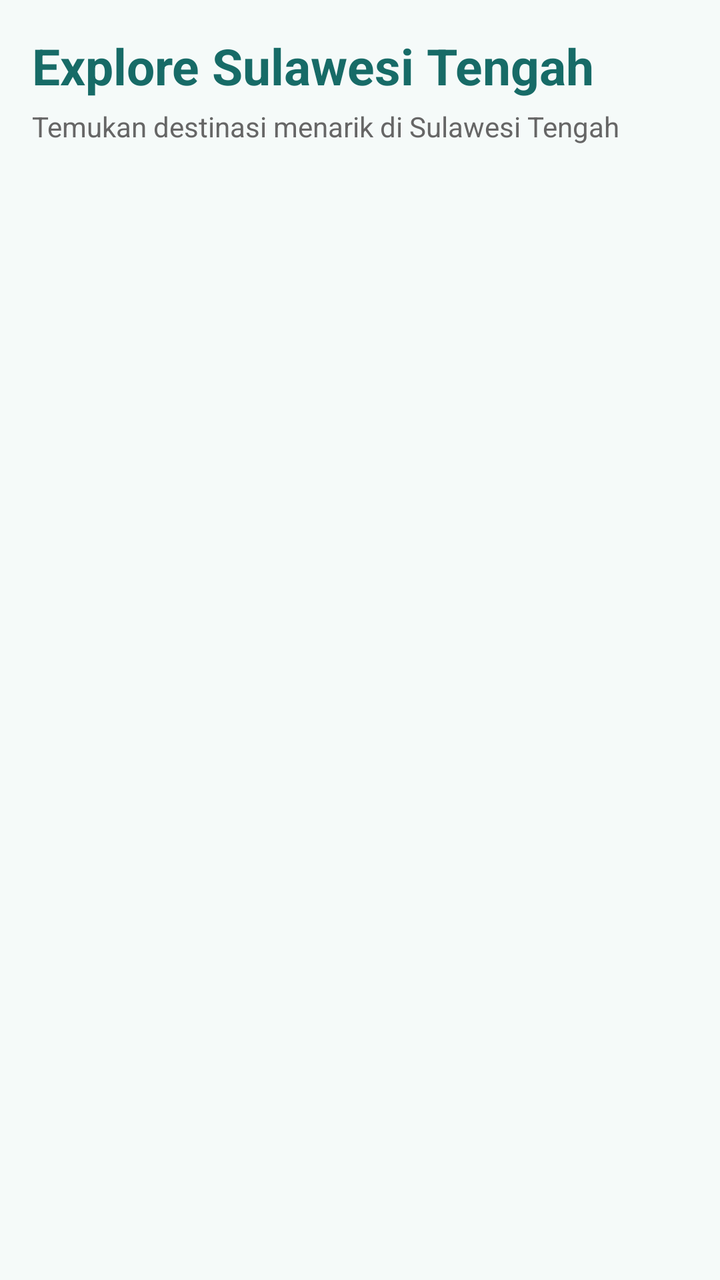
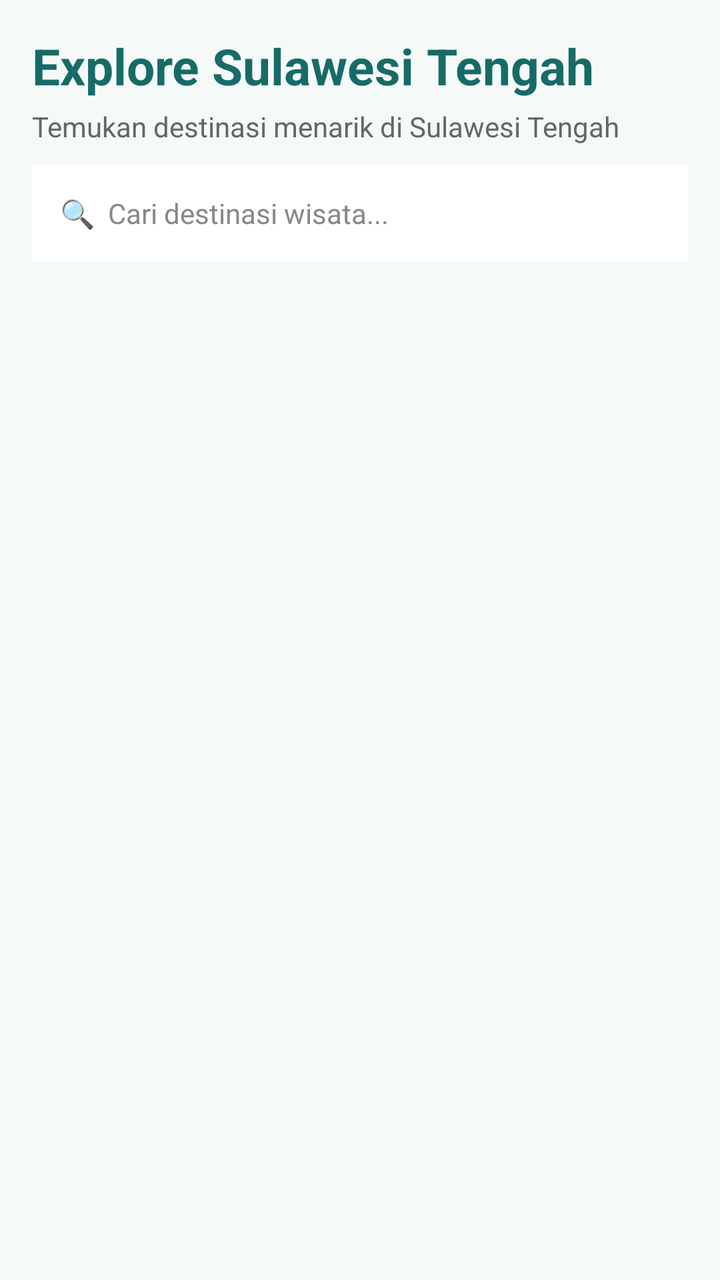

An Android layout rendered at two revisions. The XML below is the earlier revision; the diff shows what the commit changed to produce the second picture.
<!-- AndroidManifest.xml: application theme Theme.ExploreSulawesiTengah -->
<!-- res/layout/activity_main.xml -->
<?xml version="1.0" encoding="utf-8"?>
<LinearLayout xmlns:android="http://schemas.android.com/apk/res/android"
    android:layout_width="match_parent"
    android:layout_height="match_parent"
    android:orientation="vertical"
    android:background="#F5FAF9"
    android:padding="16dp">

    <TextView
        android:layout_width="match_parent"
        android:layout_height="wrap_content"
        android:text="Explore Sulawesi Tengah"
        android:textSize="25sp"
        android:textStyle="bold"
        android:textColor="#176B67"
        android:layout_marginBottom="4dp" />

    <TextView
        android:layout_width="match_parent"
        android:layout_height="wrap_content"
        android:text="Temukan destinasi menarik di Sulawesi Tengah"
        android:textSize="14sp"
        android:textColor="#666666"
        android:layout_marginBottom="12dp" />

    <ListView
        android:id="@+id/listWisata"
        android:layout_width="match_parent"
        android:layout_height="0dp"
        android:layout_weight="1"
        android:divider="@android:color/transparent"
        android:dividerHeight="10dp"
        android:scrollbars="none" />

</LinearLayout>
<!-- resources referenced by this layout -->
<resources>
  <style name="Theme.ExploreSulawesiTengah" parent="Base.Theme.ExploreSulawesiTengah" />
  <style name="Base.Theme.ExploreSulawesiTengah" parent="Theme.Material3.DayNight.NoActionBar">
          
          
      </style>
</resources>

<!-- the commit's change to res/layout/activity_main.xml (unified diff, before → after) -->
@@ -21,7 +21,21 @@
         android:text="Temukan destinasi menarik di Sulawesi Tengah"
         android:textSize="14sp"
         android:textColor="#666666"
-        android:layout_marginBottom="12dp" />
+        android:layout_marginBottom="10dp" />
+
+    <EditText
+        android:id="@+id/searchWisata"
+        android:layout_width="match_parent"
+        android:layout_height="48dp"
+        android:hint="🔍  Cari destinasi wisata..."
+        android:textSize="14sp"
+        android:textColor="#333333"
+        android:textColorHint="#888888"
+        android:paddingStart="14dp"
+        android:paddingEnd="14dp"
+        android:background="#FFFFFF"
+        android:layout_marginBottom="10dp"
+        android:singleLine="true" />
 
     <ListView
         android:id="@+id/listWisata"
